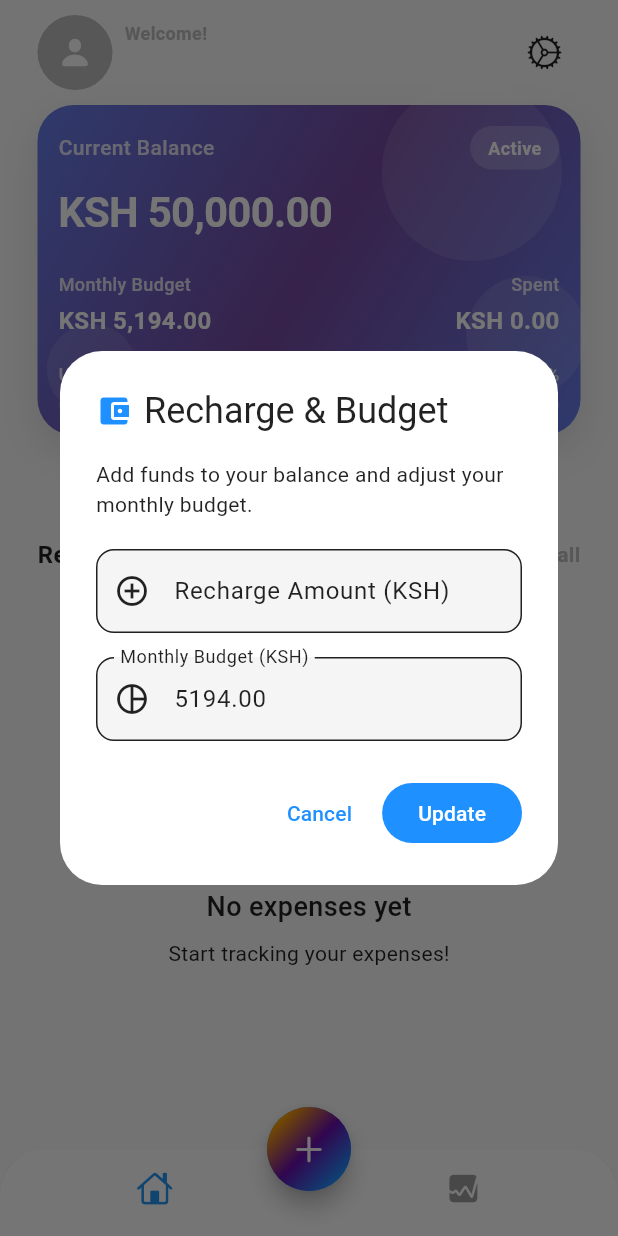
After one commit to Anonymousbeliever/expense_tracker, a Flutter app: the screen it shows once a user with an empty profile is signed in, after a tap on "Recharge & Budget", on a phone screen of 412 x 824 dp. The commit adds this screen. Run offline on Flutter 3.47's test engine with Material 3 defaults, Android fonts, the phone set to English and light mode, and no system bars; our stand-ins replace cloud_firestore, firebase_auth, firebase_core, fl_chart, permission_handler, shared_preferences; missing offline and left inert: dart:html; accounts and stored records are empty.

Commit message:
added recharge logic

```diff
--- a/lib/app.dart
+++ b/lib/app.dart
@@ -3,6 +3,7 @@ import 'package:provider/provider.dart';
 import 'package:expense_tracker/data/data.dart';
 import 'package:expense_tracker/services/firebase_auth_service.dart';
 import 'package:expense_tracker/providers/firebase_expenses_provider.dart';
+import 'package:expense_tracker/providers/budget_provider.dart';
 import 'app_view.dart';
 
 class MyApp extends StatelessWidget {
@@ -14,6 +15,9 @@ class MyApp extends StatelessWidget {
       providers: [
         // Theme Provider
         ChangeNotifierProvider(create: (context) => ThemeProvider()),
+
+        // Budget Provider
+        ChangeNotifierProvider(create: (context) => BudgetProvider()),
 
         // Firebase Auth Service
         ChangeNotifierProvider(
--- /dev/null
+++ b/lib/providers/budget_provider.dart
@@ -0,0 +1,90 @@
+import 'package:flutter/foundation.dart';
+import 'package:shared_preferences/shared_preferences.dart';
+
+class BudgetProvider extends ChangeNotifier {
+  double _currentBalance = 50000.00;
+  double _monthlyBudget = 5194.00;
+
+  double get currentBalance => _currentBalance;
+  double get monthlyBudget => _monthlyBudget;
+  double get availableBalance => _currentBalance;
+
+  BudgetProvider() {
+    _loadData();
+  }
+
+  // Load saved data from SharedPreferences
+  void _loadData() async {
+    final prefs = await SharedPreferences.getInstance();
+    _currentBalance = prefs.getDouble('current_balance') ?? 50000.00;
+    _monthlyBudget = prefs.getDouble('monthly_budget') ?? 5194.00;
+    notifyListeners();
+  }
+
+  // Save data to SharedPreferences
+  Future<void> _saveData() async {
+    final prefs = await SharedPreferences.getInstance();
+    await prefs.setDouble('current_balance', _currentBalance);
+    await prefs.setDouble('monthly_budget', _monthlyBudget);
+  }
+
+  // Recharge balance
+  Future<void> rechargeBalance(double amount) async {
+    if (amount > 0) {
+      _currentBalance += amount;
+      _saveData();
+      notifyListeners();
+    }
+  }
+
+  // Update monthly budget
+  Future<void> updateMonthlyBudget(double newBudget) async {
+    if (newBudget >= 0) {
+      _monthlyBudget = newBudget;
+      _saveData();
+      notifyListeners();
+    }
+  }
+
+  // Deduct amount when expense is added (called by expense provider)
+  Future<void> deductBalance(double amount) async {
+    if (amount > 0 && _currentBalance >= amount) {
+      _currentBalance -= amount;
+      _saveData();
+      notifyListeners();
+    }
+  }
+
+  // Add amount when expense is deleted (called by expense provider)
+  Future<void> addBalance(double amount) async {
+    if (amount > 0) {
+      _currentBalance += amount;
+      _saveData();
+      notifyListeners();
+    }
+  }
+
+  // Reset budget (for new month or user preference)
+  Future<void> resetBudget({double? newBudget}) async {
+    if (newBudget != null && newBudget >= 0) {
+      _monthlyBudget = newBudget;
+    }
+    _saveData();
+    notifyListeners();
+  }
+
+  // Get remaining budget for the month
+  double getRemainingBudget(double totalSpent) {
+    return _monthlyBudget - totalSpent;
+  }
+
+  // Check if user is over budget
+  bool isOverBudget(double totalSpent) {
+    return totalSpent > _monthlyBudget;
+  }
+
+  // Get budget usage percentage
+  double getBudgetUsagePercentage(double totalSpent) {
+    return _monthlyBudget > 0 ? (totalSpent / _monthlyBudget) * 100 : 0.0;
+  }
+}
--- a/lib/screens/home/views/main_screen.dart
+++ b/lib/screens/home/views/main_screen.dart
@@ -4,6 +4,7 @@ import 'package:expense_tracker/screens/auth/auth.dart';
 import 'package:expense_tracker/screens/transactions/transactions.dart';
 import 'package:expense_tracker/services/firebase_auth_service.dart';
 import 'package:expense_tracker/providers/firebase_expenses_provider.dart';
+import 'package:expense_tracker/providers/budget_provider.dart';
 import 'package:provider/provider.dart';
 import 'package:flutter/cupertino.dart';
 import 'package:flutter/material.dart';
@@ -11,13 +12,20 @@ import 'package:flutter/material.dart';
 class MainScreen extends StatelessWidget {
   const MainScreen({super.key});
 
+  void _showRechargeDialog(BuildContext context) {
+    showDialog(
+      context: context,
+      builder: (context) => const RechargeDialog(),
+    );
+  }
+
   @override
   Widget build(BuildContext context) {
     final authService = Provider.of<FirebaseAuthService>(context);
     final currentUser = authService.currentUser;
 
-    return Consumer<FirebaseExpensesProvider>(
-      builder: (context, expensesProvider, child) {
+    return Consumer2<FirebaseExpensesProvider, BudgetProvider>(
+      builder: (context, expensesProvider, budgetProvider, child) {
         final totalExpenses = expensesProvider.totalExpenses;
         final recentExpenses = expensesProvider.expenses.take(5).toList();
 
@@ -149,10 +157,27 @@ class MainScreen extends StatelessWidget {
                   ),
                   SizedBox(height: 10),
                   CreditCard(
-                currentBalance: 50000.00 - totalExpenses,
-                monthlyBudget: 5194.00,
+                    currentBalance: budgetProvider.currentBalance - totalExpenses,
+                    monthlyBudget: budgetProvider.monthlyBudget,
                     totalSpent: totalExpenses,
                     isActive: true,
+                  ),
+                  SizedBox(height: 10),
+                  // Recharge & Budget Button
+                  Center(
+                    child: ElevatedButton.icon(
+                      onPressed: () => _showRechargeDialog(context),
+                      icon: Icon(Icons.account_balance_wallet),
+                      label: Text('Recharge & Budget'),
+                      style: ElevatedButton.styleFrom(
+                        backgroundColor: Theme.of(context).colorScheme.primary,
+                        foregroundColor: Theme.of(context).colorScheme.onPrimary,
+                        padding: EdgeInsets.symmetric(horizontal: 24, vertical: 12),
+                        shape: RoundedRectangleBorder(
+                          borderRadius: BorderRadius.circular(25),
+                        ),
+                      ),
+                    ),
                   ),
                   SizedBox(height: 10),
                   Row(
@@ -222,7 +247,7 @@ class MainScreen extends StatelessWidget {
                               final expense = recentExpenses[i];
                               return ExpenseTile(
                                 expense: expense,
-                            showCategory: false, // Show only description since this is category-grouped
+                                showCategory: false,
                               );
                             },
                           ),
--- /dev/null
+++ b/lib/widgets/recharge_dialog.dart
@@ -0,0 +1,182 @@
+import 'package:flutter/material.dart';
+import 'package:provider/provider.dart';
+import '../providers/budget_provider.dart';
+
+class RechargeDialog extends StatefulWidget {
+  const RechargeDialog({super.key});
+
+  @override
+  State<RechargeDialog> createState() => _RechargeDialogState();
+}
+
+class _RechargeDialogState extends State<RechargeDialog> {
+  final _formKey = GlobalKey<FormState>();
+  final _rechargeController = TextEditingController();
+  final _budgetController = TextEditingController();
+  bool _isLoading = false;
+
+  @override
+  void initState() {
+    super.initState();
+    final budgetProvider = Provider.of<BudgetProvider>(context, listen: false);
+    _budgetController.text = budgetProvider.monthlyBudget.toStringAsFixed(2);
+  }
+
+  @override
+  void dispose() {
+    _rechargeController.dispose();
+    _budgetController.dispose();
+    super.dispose();
+  }
+
+  Future<void> _handleUpdate() async {
+    if (!_formKey.currentState!.validate()) return;
+
+    setState(() => _isLoading = true);
+
+    try {
+      final budgetProvider = Provider.of<BudgetProvider>(context, listen: false);
+
+      final rechargeAmount = double.tryParse(_rechargeController.text);
+      final newBudget = double.tryParse(_budgetController.text);
+
+      // Update recharge amount if provided
+      if (rechargeAmount != null && rechargeAmount > 0) {
+        await budgetProvider.rechargeBalance(rechargeAmount);
+      }
+
+      // Update budget if it has changed
+      if (newBudget != null && newBudget != budgetProvider.monthlyBudget) {
+        await budgetProvider.updateMonthlyBudget(newBudget);
+      }
+
+      if (mounted) {
+        Navigator.of(context).pop();
+
+        String message = '';
+        if (rechargeAmount != null && rechargeAmount > 0 && newBudget != null) {
+          message = 'Balance recharged and budget updated successfully!';
+        } else if (rechargeAmount != null && rechargeAmount > 0) {
+          message = 'Balance recharged successfully!';
+        } else if (newBudget != null) {
+          message = 'Budget updated successfully!';
+        } else {
+          message = 'No changes made';
+        }
+
+        ScaffoldMessenger.of(context).showSnackBar(
+          SnackBar(
+            content: Text(message),
+            backgroundColor: Colors.green,
+            behavior: SnackBarBehavior.floating,
+          ),
+        );
+      }
+    } catch (e) {
+      if (mounted) {
+        ScaffoldMessenger.of(context).showSnackBar(
+          SnackBar(
+            content: Text('Error: ${e.toString()}'),
+            backgroundColor: Colors.red,
+            behavior: SnackBarBehavior.floating,
+          ),
+        );
+      }
+    } finally {
+      if (mounted) setState(() => _isLoading = false);
+    }
+  }
+
+  @override
+  Widget build(BuildContext context) {
+    return AlertDialog(
+      title: Row(
+        children: [
+          Icon(
+            Icons.account_balance_wallet,
+            color: Theme.of(context).colorScheme.primary,
+          ),
+          const SizedBox(width: 8),
+          const Text('Recharge & Budget'),
+        ],
+      ),
+      content: Form(
+        key: _formKey,
+        child: Column(
+          mainAxisSize: MainAxisSize.min,
+          crossAxisAlignment: CrossAxisAlignment.start,
+          children: [
+            Text(
+              'Add funds to your balance and adjust your monthly budget.',
+              style: TextStyle(
+                color: Theme.of(context).colorScheme.onSurfaceVariant,
+                fontSize: 14,
+              ),
+            ),
+            const SizedBox(height: 20),
+            TextFormField(
+              controller: _rechargeController,
+              keyboardType: const TextInputType.numberWithOptions(decimal: true),
+              decoration: InputDecoration(
+                labelText: 'Recharge Amount (KSH)',
+                hintText: 'Enter amount to add',
+                prefixIcon: const Icon(Icons.add_circle_outline),
+                border: OutlineInputBorder(
+                  borderRadius: BorderRadius.circular(12),
+                ),
+              ),
+              validator: (value) {
+                if (value != null && value.isNotEmpty) {
+                  final amount = double.tryParse(value);
+                  if (amount == null || amount <= 0) {
+                    return 'Enter a valid positive amount';
+                  }
+                }
+                return null;
+              },
+            ),
+            const SizedBox(height: 16),
+            TextFormField(
+              controller: _budgetController,
+              keyboardType: const TextInputType.numberWithOptions(decimal: true),
+              decoration: InputDecoration(
+                labelText: 'Monthly Budget (KSH)',
+                hintText: 'Set your monthly spending limit',
+                prefixIcon: const Icon(Icons.pie_chart_outline),
+                border: OutlineInputBorder(
+                  borderRadius: BorderRadius.circular(12),
+                ),
+              ),
+              validator: (value) {
+                if (value == null || value.isEmpty) {
+                  return 'Please enter a budget amount';
+                }
+                final amount = double.tryParse(value);
+                if (amount == null || amount < 0) {
+                  return 'Enter a valid budget amount';
+                }
+                return null;
+              },
+            ),
+          ],
+        ),
+      ),
+      actions: [
+        TextButton(
+          onPressed: _isLoading ? null : () => Navigator.of(context).pop(),
+          child: const Text('Cancel'),
+        ),
+        FilledButton(
+          onPressed: _isLoading ? null : _handleUpdate,
+          child: _isLoading
+              ? const SizedBox(
+                  width: 16,
+                  height: 16,
+                  child: CircularProgressIndicator(strokeWidth: 2),
+                )
+              : const Text('Update'),
+        ),
+      ],
+    );
+  }
+}
--- a/lib/widgets/widgets.dart
+++ b/lib/widgets/widgets.dart
@@ -3,3 +3,4 @@ export 'credit_card.dart';
 export 'expense_tile.dart';
 export 'custom_button.dart';
 export 'chart_widget.dart';
+export 'recharge_dialog.dart';
```
Also changed, not shown: lib/screens/add_expense/views/add_expense.dart (+35 -6 lines). Lines whose indentation alone changed are shown as unchanged.
